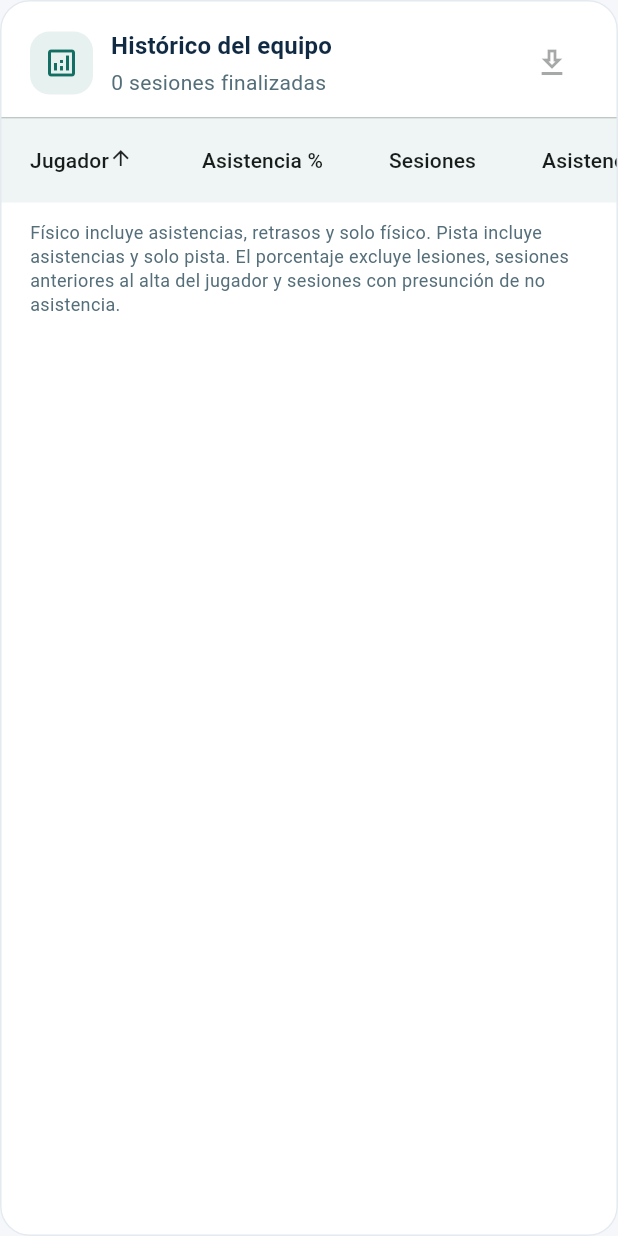
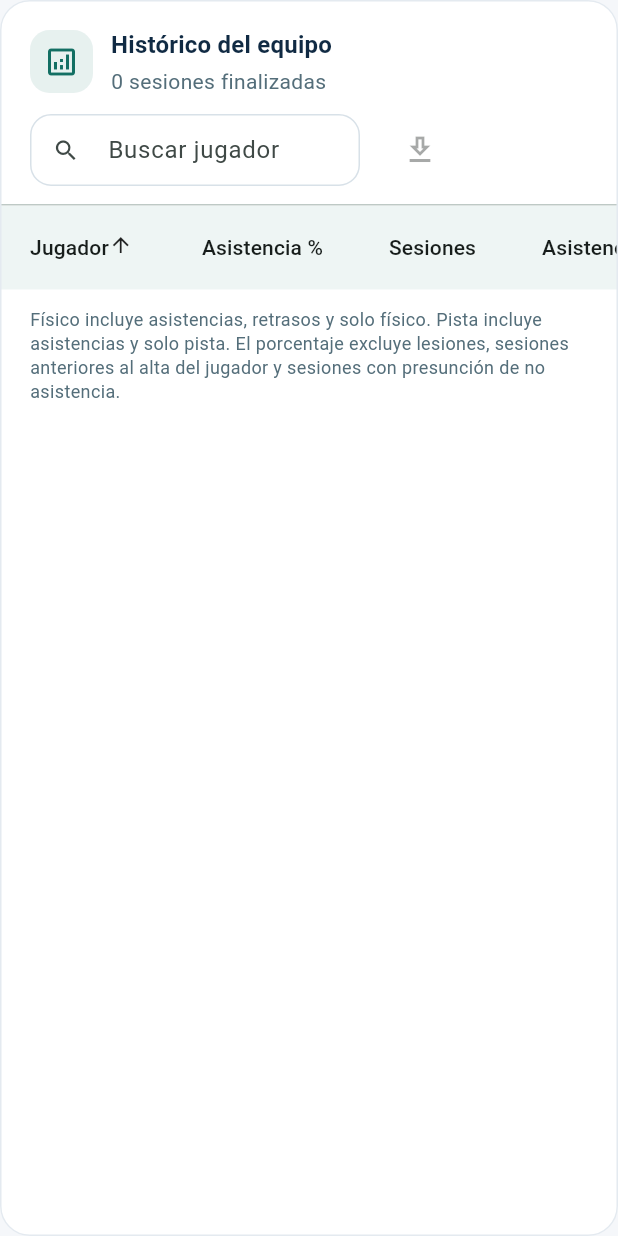
Before and after one commit to GF3000/MiAsistencia, a Flutter app: the PlayerAttendanceTable widget shown alone on an empty page, opened directly with empty values, on a phone screen of 412 x 824 dp. Run offline on Flutter 3.47's test engine with Material 3 defaults, Android fonts, the phone set to English and light mode, and no system bars; our stand-ins replace cloud_firestore, firebase_auth, firebase_core, flutter_riverpod, go_router, qr_flutter and 1 more; missing offline and left inert: dart:js_interop; accounts and stored records are empty; statements that could not run were skipped.

Commit message:
feat: add player search to attendance history

```diff
--- a/lib/src/widgets/player_attendance_table.dart
+++ b/lib/src/widgets/player_attendance_table.dart
@@ -176,6 +176,7 @@ class PlayerAttendanceTable extends StatefulWidget {
 class _PlayerAttendanceTableState extends State<PlayerAttendanceTable> {
   int _sortColumnIndex = 0;
   bool _sortAscending = true;
+  String _searchQuery = '';
 
   @override
   Widget build(BuildContext context) {
@@ -186,7 +187,13 @@ class _PlayerAttendanceTableState extends State<PlayerAttendanceTable> {
         children: [
           Padding(
             padding: const EdgeInsets.fromLTRB(20, 18, 20, 12),
-            child: Row(
+            child: Wrap(
+              spacing: 16,
+              runSpacing: 12,
+              crossAxisAlignment: WrapCrossAlignment.center,
+              children: [
+                Row(
+                  mainAxisSize: MainAxisSize.min,
                   children: [
                     Container(
                       width: 42,
@@ -201,8 +208,7 @@ class _PlayerAttendanceTableState extends State<PlayerAttendanceTable> {
                       ),
                     ),
                     const SizedBox(width: 12),
-                Expanded(
-                  child: Column(
+                    Column(
                       crossAxisAlignment: CrossAxisAlignment.start,
                       children: [
                         Text(
@@ -218,6 +224,35 @@ class _PlayerAttendanceTableState extends State<PlayerAttendanceTable> {
                           style: TextStyle(color: Colors.blueGrey.shade600),
                         ),
                       ],
+                    ),
+                  ],
+                ),
+                SizedBox(
+                  width: 220,
+                  child: TextField(
+                    key: const ValueKey('player-attendance-search'),
+                    decoration: InputDecoration(
+                      hintText: 'Buscar jugador',
+                      prefixIcon: const Icon(Icons.search),
+                      suffixIcon: _searchQuery.isEmpty
+                          ? null
+                          : IconButton(
+                              tooltip: 'Limpiar búsqueda',
+                              icon: const Icon(Icons.clear),
+                              onPressed: () {
+                                setState(() {
+                                  _searchQuery = '';
+                                });
+                              },
+                            ),
+                      isDense: true,
+                    ),
+                    textInputAction: TextInputAction.search,
+                    onChanged: (value) {
+                      setState(() {
+                        _searchQuery = value;
+                      });
+                    },
                   ),
                 ),
                 PopupMenuButton<_AttendanceCsvExport>(
@@ -260,6 +295,33 @@ class _PlayerAttendanceTableState extends State<PlayerAttendanceTable> {
               minHeight: 3,
             ),
           const Divider(height: 1),
+          if (sortedRows.isEmpty && widget.rows.isNotEmpty)
+            Padding(
+              padding: const EdgeInsets.all(32),
+              child: Column(
+                children: [
+                  Icon(
+                    Icons.search_off_outlined,
+                    size: 40,
+                    color: Colors.blueGrey.shade400,
+                  ),
+                  const SizedBox(height: 12),
+                  Text(
+                    'No se encontraron jugadores',
+                    style: Theme.of(context).textTheme.titleMedium,
+                    textAlign: TextAlign.center,
+                  ),
+                  const SizedBox(height: 4),
+                  Text(
+                    'No hay jugadores cuyo nombre coincida con '
+                    '"$_searchQuery".',
+                    style: TextStyle(color: Colors.blueGrey.shade600),
+                    textAlign: TextAlign.center,
+                  ),
+                ],
+              ),
+            )
+          else
             Scrollbar(
               child: SingleChildScrollView(
                 scrollDirection: Axis.horizontal,
@@ -394,8 +456,20 @@ class _PlayerAttendanceTableState extends State<PlayerAttendanceTable> {
     );
   }
 
+  List<PlayerAttendanceTableRow> _filteredRows() {
+    final query = _searchQuery.trim().toLowerCase();
+
+    if (query.isEmpty) {
+      return [...widget.rows];
+    }
+
+    return widget.rows.where((row) {
+      return row.player.fullName.toLowerCase().contains(query);
+    }).toList();
+  }
+
   List<PlayerAttendanceTableRow> _sortedRows() {
-    final sorted = [...widget.rows];
+    final sorted = _filteredRows();
     sorted.sort((left, right) {
       if (_sortColumnIndex == 1) {
         final percentageComparison = _comparePercentages(
```
Also changed, not shown: 1 other file. Lines whose indentation alone changed are shown as unchanged.
